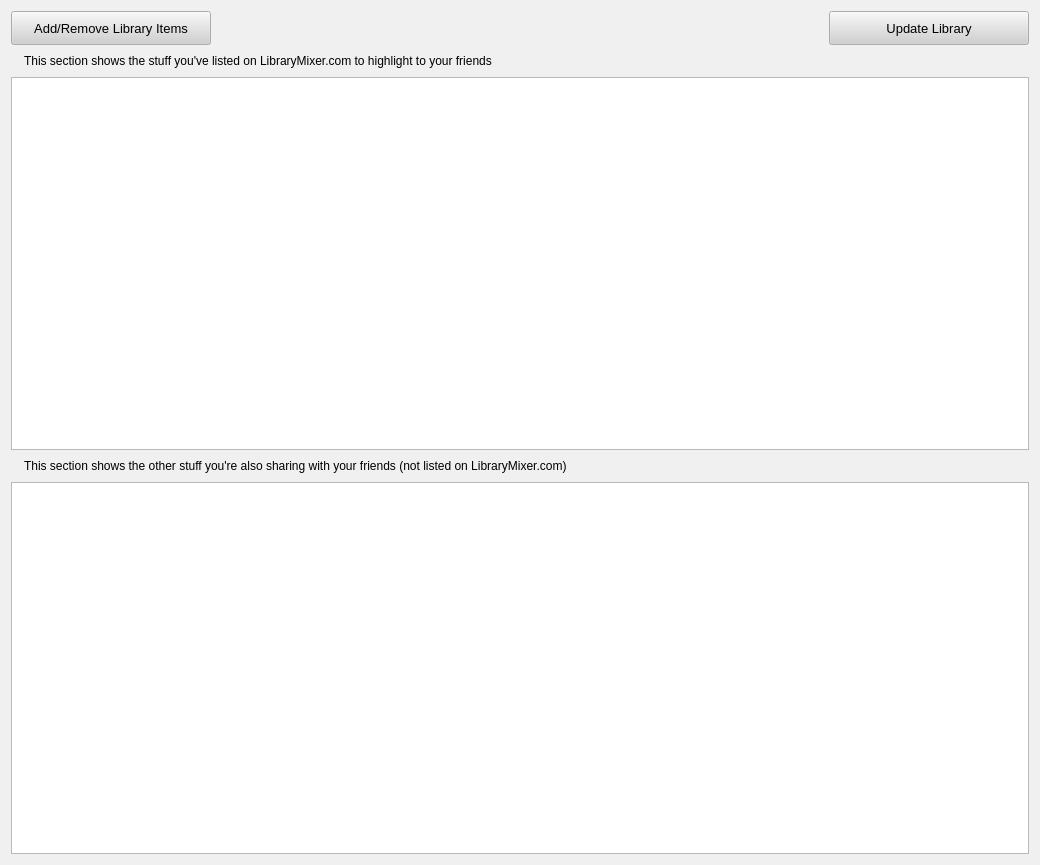
Before: the Qt Designer form MixologistGui/gui/LibraryDialog.ui in rebeccaskinner/The-Mixologist, drawn with Qt 5.
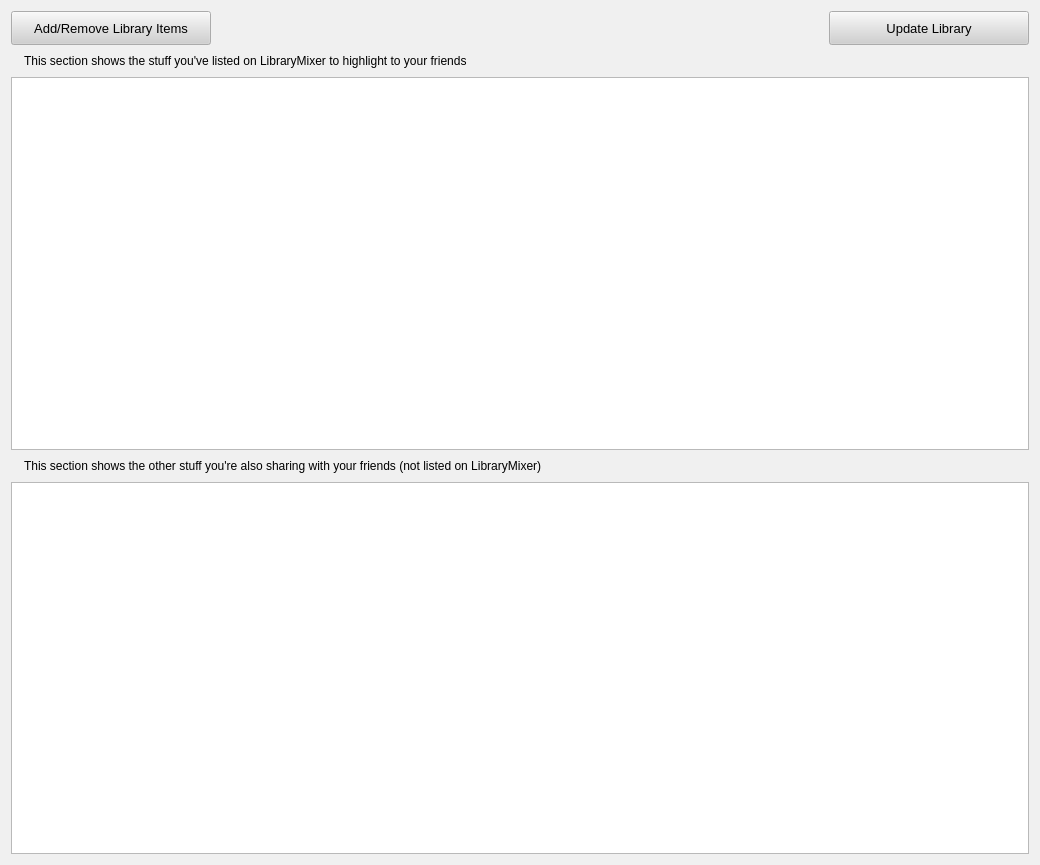
After: the same form once the commit is applied. Icons and pictures are not drawn.

Commit message: Fix: Made use of LibraryMixer instead of LibraryMixer.com consistent

What changed in the file:
```diff
--- a/MixologistGui/gui/LibraryDialog.ui
+++ b/MixologistGui/gui/LibraryDialog.ui
@@ -601,7 +601,7 @@
        <item>
         <widget class="QLabel" name="libraryListLabel">
          <property name="text">
-          <string>This section shows the stuff you've listed on LibraryMixer.com to highlight to your friends</string>
+          <string>This section shows the stuff you've listed on LibraryMixer to highlight to your friends</string>
          </property>
         </widget>
        </item>
@@ -664,7 +664,7 @@
        <item>
         <widget class="QLabel" name="offLMListLabel">
          <property name="text">
-          <string>This section shows the other stuff you're also sharing with your friends (not listed on LibraryMixer.com)</string>
+          <string>This section shows the other stuff you're also sharing with your friends (not listed on LibraryMixer)</string>
          </property>
         </widget>
        </item>
```
The commit also changes 1 other file.
